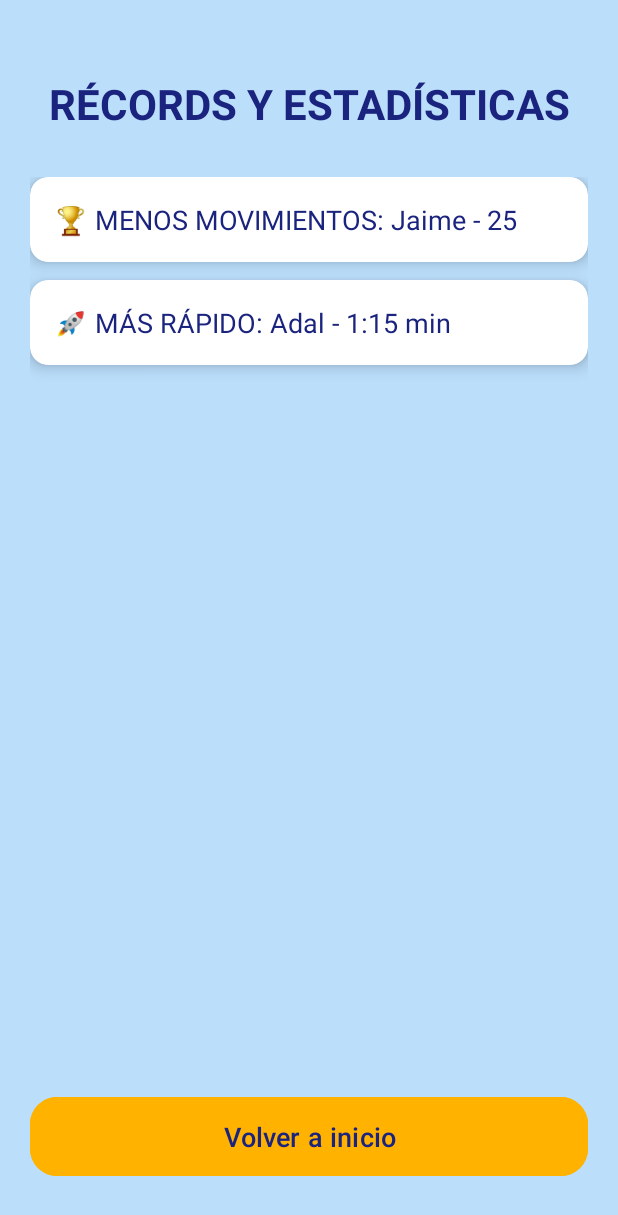
After one commit to JaimeL-dev/Conecta4-movilApp, an Android app: the layout activity_records.xml on its own in the app's theme, with its tools: preview values and no code run, on a phone screen of 412 x 824 dp. The commit adds this screen. Shown: the top 1215 px of the screen. Run offline under Robolectric (Android 15) with nearby library versions, the phone set to English and light mode, and no system bars.

Commit message:
Pantallas: instruccines, records y resultados

```diff
--- /dev/null
+++ b/app/src/main/res/layout/activity_records.xml
@@ -0,0 +1,84 @@
+<?xml version="1.0" encoding="utf-8"?>
+<androidx.constraintlayout.widget.ConstraintLayout
+    xmlns:android="http://schemas.android.com/apk/res/android"
+    xmlns:app="http://schemas.android.com/apk/res-auto"
+    android:layout_width="match_parent"
+    android:layout_height="match_parent"
+    android:background="#BBDEFB" android:padding="20dp">
+
+    <TextView
+        android:id="@+id/tv_titulo_records"
+        android:layout_width="wrap_content"
+        android:layout_height="wrap_content"
+        android:text="RÉCORDS Y ESTADÍSTICAS"
+        android:textSize="28sp"
+        android:textStyle="bold"
+        android:textColor="#1A237E" app:layout_constraintTop_toTopOf="parent"
+        app:layout_constraintStart_toStartOf="parent"
+        app:layout_constraintEnd_toEndOf="parent"
+        android:layout_marginTop="30dp"/>
+
+    <ScrollView
+        android:layout_width="0dp"
+        android:layout_height="0dp"
+        app:layout_constraintTop_toBottomOf="@id/tv_titulo_records"
+        app:layout_constraintBottom_toTopOf="@id/btn_volver_inicio_records"
+        app:layout_constraintStart_toStartOf="parent"
+        app:layout_constraintEnd_toEndOf="parent"
+        android:layout_marginTop="30dp"
+        android:scrollbars="none">
+
+        <LinearLayout
+            android:id="@+id/ll_lista_records"
+            android:layout_width="match_parent"
+            android:layout_height="wrap_content"
+            android:orientation="vertical">
+
+            <androidx.cardview.widget.CardView
+                android:layout_width="match_parent"
+                android:layout_height="wrap_content"
+                android:layout_marginBottom="12dp"
+                app:cardCornerRadius="12dp"
+                app:cardElevation="6dp"
+                app:cardBackgroundColor="#FFFFFF"> <TextView
+                android:layout_width="match_parent"
+                android:layout_height="wrap_content"
+                android:text="🏆 MENOS MOVIMIENTOS: Jaime - 25"
+                android:textSize="18sp"
+                android:textColor="#1A237E" android:padding="16dp"/>
+            </androidx.cardview.widget.CardView>
+
+            <androidx.cardview.widget.CardView
+                android:layout_width="match_parent"
+                android:layout_height="wrap_content"
+                android:layout_marginBottom="12dp"
+                app:cardCornerRadius="12dp"
+                app:cardElevation="6dp"
+                app:cardBackgroundColor="#FFFFFF">
+                <TextView
+                    android:layout_width="match_parent"
+                    android:layout_height="wrap_content"
+                    android:text="🚀 MÁS RÁPIDO: Adal - 1:15 min"
+                    android:textSize="18sp"
+                    android:textColor="#1A237E"
+                    android:padding="16dp"/>
+            </androidx.cardview.widget.CardView>
+
+        </LinearLayout>
+    </ScrollView>
+
+    <Button
+        android:id="@+id/btn_volver_inicio_records"
+        android:layout_width="0dp"
+        android:layout_height="wrap_content"
+        android:text="Volver a inicio"
+        android:textSize="18sp"
+        android:paddingVertical="14dp"
+        android:textColor="#1A237E"
+        android:backgroundTint="#FFB300" app:cornerRadius="18dp"
+        app:layout_constraintBottom_toBottomOf="parent"
+        app:layout_constraintStart_toStartOf="parent"
+        app:layout_constraintEnd_toEndOf="parent"
+        android:layout_marginBottom="16dp"/>
+
+</androidx.constraintlayout.widget.ConstraintLayout>
```
Also changed, not shown: app/src/main/res/drawable/rounded_background_white.xml (added, +8 -0 lines), app/src/main/res/layout/activity_instrucciones.xml (added, +56 -0 lines), app/src/main/res/layout/activity_resultados.xml (added, +72 -0 lines), app/src/main/res/values/strings.xml (+11 -0 lines), app/src/main/res/drawable/img.png (added).
